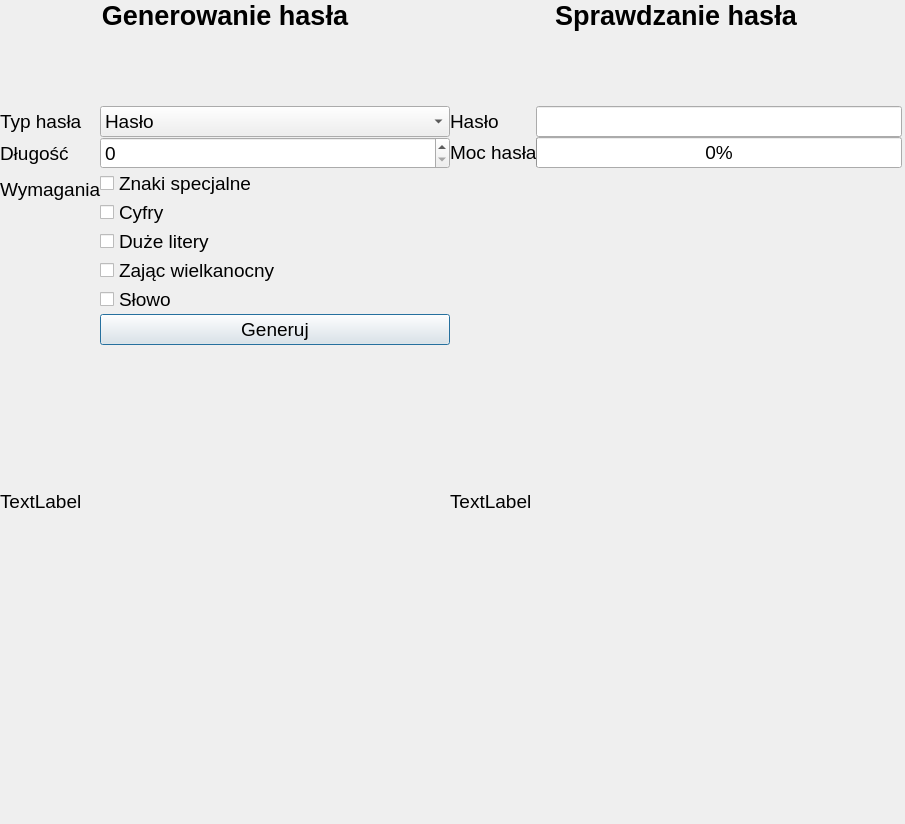
Yoir-yes/zASDADA, file layout.ui: the form before one commit.
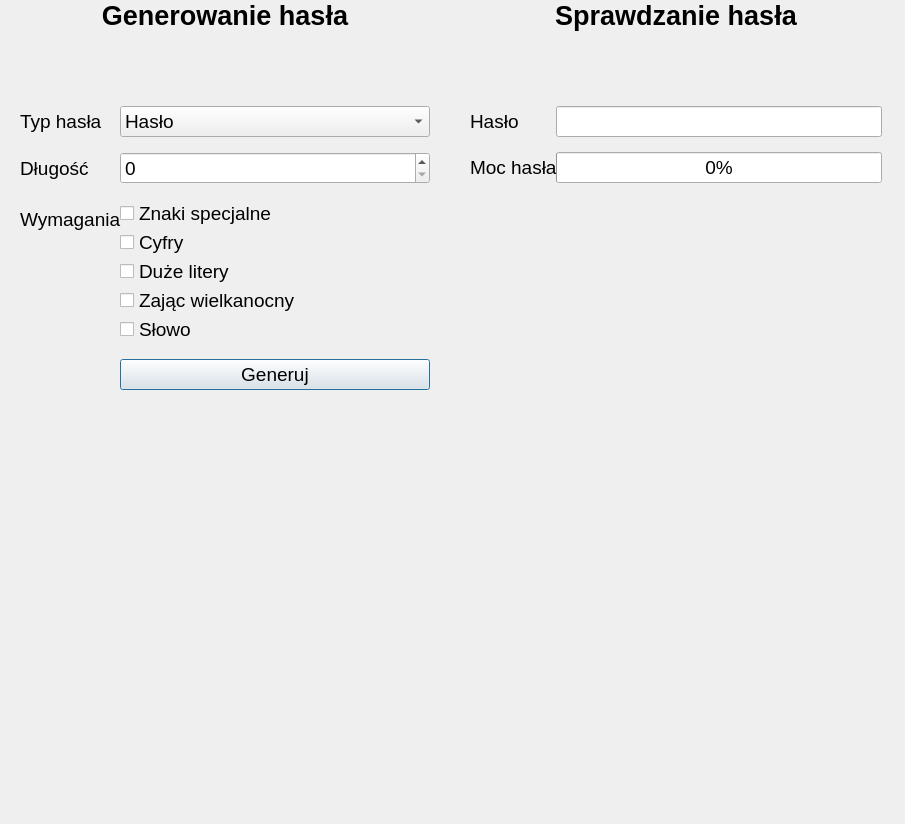
The form after the commit.

Diff of the .ui file:
```diff
--- a/layout.ui
+++ b/layout.ui
@@ -33,6 +33,15 @@
     </property>
     <item row="2" column="2">
      <layout class="QFormLayout" name="formLayout_2">
+      <property name="verticalSpacing">
+       <number>15</number>
+      </property>
+      <property name="leftMargin">
+       <number>20</number>
+      </property>
+      <property name="rightMargin">
+       <number>20</number>
+      </property>
       <item row="0" column="0">
        <widget class="QLabel" name="label_3">
         <property name="font">
@@ -128,6 +137,15 @@
     </item>
     <item row="2" column="0">
      <layout class="QFormLayout" name="formLayout">
+      <property name="verticalSpacing">
+       <number>15</number>
+      </property>
+      <property name="leftMargin">
+       <number>20</number>
+      </property>
+      <property name="rightMargin">
+       <number>20</number>
+      </property>
       <item row="0" column="0">
        <widget class="QLabel" name="label_4">
         <property name="font">
@@ -237,14 +255,20 @@
     <item row="3" column="2">
      <widget class="QLabel" name="label_8">
       <property name="text">
-       <string>TextLabel</string>
+       <string/>
       </property>
      </widget>
     </item>
     <item row="3" column="0">
      <widget class="QLabel" name="label_9">
       <property name="text">
-       <string>TextLabel</string>
+       <string/>
+      </property>
+      <property name="scaledContents">
+       <bool>false</bool>
+      </property>
+      <property name="alignment">
+       <set>Qt::AlignCenter</set>
       </property>
      </widget>
     </item>
```
Left out of the diff: 27 changed lines with no effect on the pictures.
